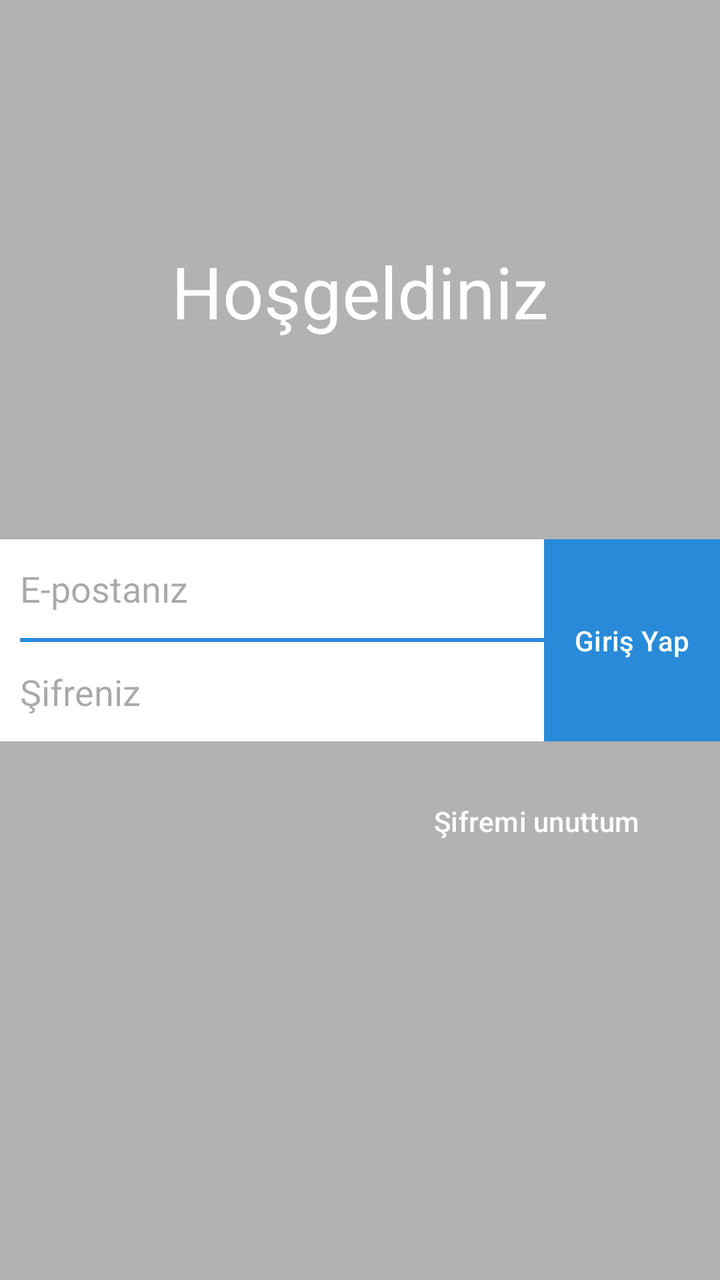
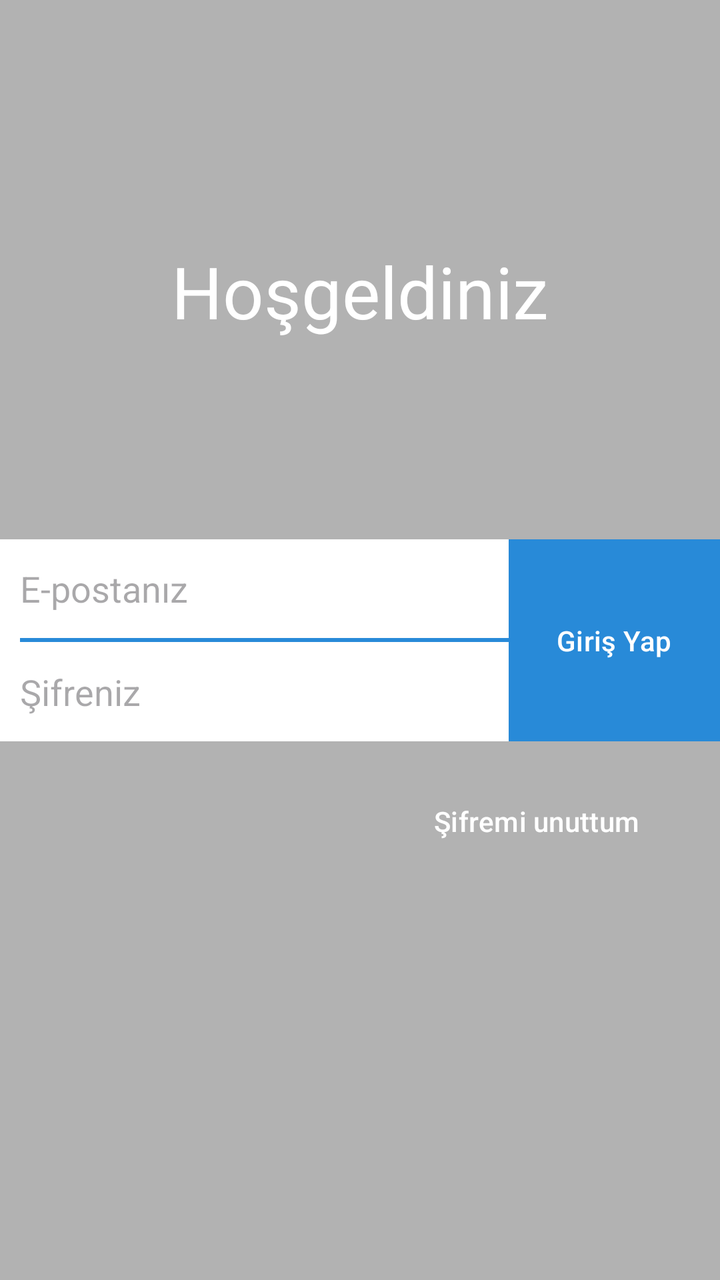

An Android layout rendered at two revisions. The XML below is the earlier revision; the diff shows what the commit changed to produce the second picture.
<!-- AndroidManifest.xml: application theme Theme.LoginUI -->
<!-- res/layout/activity_main.xml -->
<?xml version="1.0" encoding="utf-8"?>
<androidx.constraintlayout.widget.ConstraintLayout xmlns:android="http://schemas.android.com/apk/res/android"
    xmlns:app="http://schemas.android.com/apk/res-auto"
    xmlns:tools="http://schemas.android.com/tools"
    android:id="@+id/main"
    android:layout_width="match_parent"
    android:layout_height="match_parent"
    android:background="#B2B2B2"
    tools:context=".MainActivity">

    <LinearLayout
        android:id="@+id/linearLayout"
        android:layout_width="0dp"
        android:layout_height="101dp"
        android:background="@color/white"
        android:orientation="vertical"
        android:paddingLeft="10dp"
        app:layout_constraintBottom_toBottomOf="parent"
        app:layout_constraintEnd_toStartOf="@+id/signInButton"
        app:layout_constraintStart_toStartOf="parent"
        app:layout_constraintTop_toTopOf="parent">

        <EditText
            android:id="@+id/emailInput"
            android:layout_width="match_parent"
            android:layout_height="wrap_content"
            android:layout_weight="1"
            android:background="@android:color/transparent"
            android:ems="10"
            android:hint="E-postanız"
            android:inputType="text" />

        <View
            android:id="@+id/divider"
            android:layout_width="match_parent"
            android:layout_height="2dp"
            android:background="@color/blue" />

        <EditText
            android:id="@+id/passwordInput"
            android:layout_width="match_parent"
            android:layout_height="wrap_content"
            android:layout_weight="1"
            android:background="@android:color/transparent"
            android:ems="10"
            android:hint="Şifreniz"
            android:inputType="text" />
    </LinearLayout>

    <Button
        android:id="@+id/signInButton"
        android:layout_width="wrap_content"
        android:layout_height="0dp"
        android:backgroundTint="@color/blue"
        android:paddingLeft="12dp"
        android:paddingRight="12dp"
        android:text="Giriş Yap"
        android:textAllCaps="false"
        android:textColor="@color/white"
        android:textSize="14sp"
        android:textStyle="normal"
        app:cornerRadius="0dp"
        android:insetTop="0dp"
        android:insetBottom="0dp"
        app:layout_constraintBottom_toBottomOf="@+id/linearLayout"
        app:layout_constraintEnd_toEndOf="parent"
        app:layout_constraintTop_toTopOf="@id/linearLayout"
        app:layout_constraintVertical_bias="0.0" />

    <TextView
        android:id="@+id/welcomeTextView"
        android:layout_width="wrap_content"
        android:layout_height="wrap_content"
        android:layout_marginBottom="100dp"
        android:text="Hoşgeldiniz"
        android:textColor="@color/white"
        android:textSize="36sp"
        app:layout_constraintBottom_toTopOf="@+id/linearLayout"
        app:layout_constraintEnd_toEndOf="parent"
        app:layout_constraintStart_toStartOf="parent" />

    <Button
        android:id="@+id/forgotPassword"
        android:layout_width="wrap_content"
        android:layout_height="wrap_content"
        android:layout_marginTop="16dp"
        android:layout_marginEnd="16dp"
        android:background="@android:color/transparent"
        android:backgroundTint="@null"
        android:text="Şifremi unuttum"
        android:textColor="@color/white"
        android:textSize="14sp"
        app:cornerRadius="0dp"
        app:layout_constraintEnd_toEndOf="@+id/signInButton"
        app:layout_constraintTop_toBottomOf="@+id/signInButton"
        app:strokeColor="@android:color/transparent"
        app:strokeWidth="0dp" />
</androidx.constraintlayout.widget.ConstraintLayout>
<!-- resources referenced by this layout -->
<resources>
  <color name="blue">#288AD8</color>
  <color name="white">#FFFFFFFF</color>
  <style name="Theme.LoginUI" parent="Base.Theme.LoginUI" />
  <style name="Base.Theme.LoginUI" parent="Theme.Material3.DayNight.NoActionBar">
          
          
      </style>
</resources>

<!-- the commit's change to res/layout/activity_main.xml (unified diff, before → after) -->
@@ -51,17 +51,13 @@
         android:id="@+id/signInButton"
         android:layout_width="wrap_content"
         android:layout_height="0dp"
-        android:backgroundTint="@color/blue"
-        android:paddingLeft="12dp"
-        android:paddingRight="12dp"
+        android:background="@color/blue"
         android:text="Giriş Yap"
         android:textAllCaps="false"
         android:textColor="@color/white"
         android:textSize="14sp"
         android:textStyle="normal"
-        app:cornerRadius="0dp"
-        android:insetTop="0dp"
-        android:insetBottom="0dp"
+        app:backgroundTint="@null"
         app:layout_constraintBottom_toBottomOf="@+id/linearLayout"
         app:layout_constraintEnd_toEndOf="parent"
         app:layout_constraintTop_toTopOf="@id/linearLayout"
@@ -86,13 +82,10 @@
         android:layout_marginTop="16dp"
         android:layout_marginEnd="16dp"
         android:background="@android:color/transparent"
-        android:backgroundTint="@null"
         android:text="Şifremi unuttum"
         android:textColor="@color/white"
         android:textSize="14sp"
-        app:cornerRadius="0dp"
+        app:backgroundTint="@null"
         app:layout_constraintEnd_toEndOf="@+id/signInButton"
-        app:layout_constraintTop_toBottomOf="@+id/signInButton"
-        app:strokeColor="@android:color/transparent"
-        app:strokeWidth="0dp" />
+        app:layout_constraintTop_toBottomOf="@+id/signInButton" />
 </androidx.constraintlayout.widget.ConstraintLayout>
